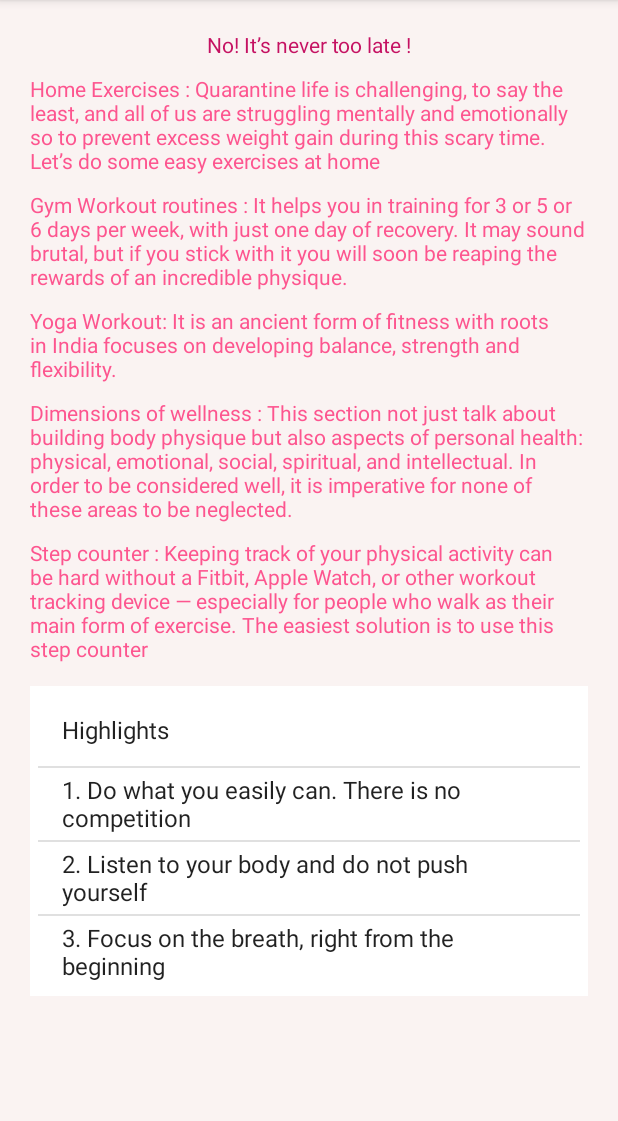
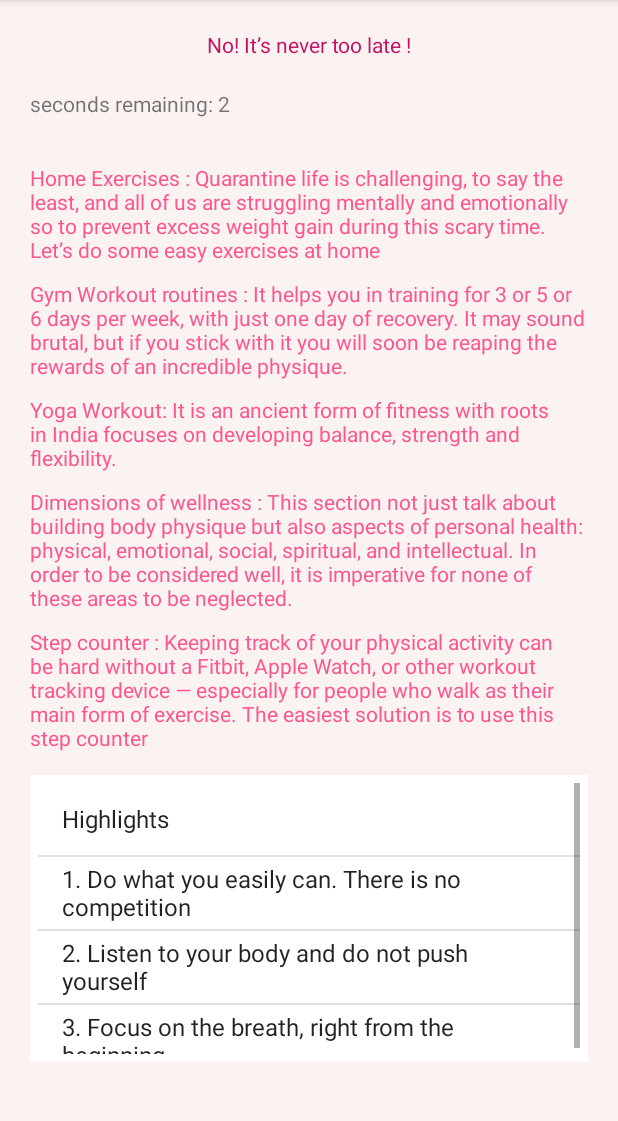
Before and after one commit to bhoomikaGarg/HealthApp, an Android app: the fragment AboutAppFragment placed in its activity, on a phone screen of 412 x 824 dp, the part 84-1205 px from its top. Run offline under Robolectric (Android 15) with nearby library versions, the phone set to English and light mode, and no system bars; Roboto replaces fonts that are not available here.

Commit message:
Home workout

```diff
--- a/app/src/main/java/com/example/healthapp/fragments/AboutAppFragment.kt
+++ b/app/src/main/java/com/example/healthapp/fragments/AboutAppFragment.kt
@@ -1,22 +1,40 @@
 package com.example.healthapp.fragments
 
 import android.os.Bundle
-import androidx.fragment.app.Fragment
+import android.os.CountDownTimer
 import android.view.LayoutInflater
 import android.view.View
 import android.view.ViewGroup
+import android.widget.TextView
+import androidx.fragment.app.Fragment
+import androidx.fragment.app.FragmentTransaction
 import com.example.healthapp.R
+import com.example.healthapp.activity.developedBy
 
 
 class AboutAppFragment : Fragment() {
-
+    lateinit var mTextField:TextView
 
     override fun onCreateView(
         inflater: LayoutInflater, container: ViewGroup?,
         savedInstanceState: Bundle?
     ): View? {
-        // Inflate the layout for this fragment
-        return inflater.inflate(R.layout.fragment_about_app, container, false)
+        val view=inflater.inflate(R.layout.fragment_about_app, container, false)
+
+        mTextField= view.findViewById(R.id.extra) as TextView
+
+
+        object : CountDownTimer(3000, 1000) {
+            override fun onTick(millisUntilFinished: Long) {
+                mTextField.setText("seconds remaining: " + millisUntilFinished / 1000)
+            }
+
+            override fun onFinish() {
+                mTextField.setText("done!")
+
+            }
+        }.start()
+        return view
     }
 
 
--- a/app/src/main/java/com/example/healthapp/fragments/Gym_routine_advance.kt
+++ b/app/src/main/java/com/example/healthapp/fragments/Gym_routine_advance.kt
@@ -24,7 +24,7 @@ class Gym_routine_advance : Fragment() {
         savedInstanceState: Bundle?
     ): View? {
         val view = inflater.inflate(R.layout.fragment_gym_routine, container, false)
-        recyclerView = view.findViewById(R.id.recycler_gym)
+        recyclerView = view.findViewById(R.id.recycler_gym) as RecyclerView
         layoutManager_gym = GridLayoutManager(activity,2)
         val listofDays = arrayListOf<gym_routine>()
 
--- a/app/src/main/res/layout/fragment_about_app.xml
+++ b/app/src/main/res/layout/fragment_about_app.xml
@@ -23,6 +23,13 @@
         android:textColor="@color/colorPrimaryDark"
         android:textAlignment="center"
         android:text="@string/aboutAppHead" />
+    <TextView
+        android:id="@+id/extra"
+        android:layout_below="@id/aboutAppHeader"
+        android:layout_width="match_parent"
+        android:layout_margin="20dp"
+        android:layout_height="wrap_content"
+        android:text="EXTRA" />
 
     <TextView
         android:id="@+id/aboutApp1"
@@ -32,7 +39,7 @@
         android:layout_marginRight="20dp"
         android:layout_marginLeft="20dp"
         android:textColor="@color/colorAccent"
-        android:layout_below="@id/aboutAppHeader"
+        android:layout_below="@id/extra"
         android:text="@string/about_app" />
 
     <TextView
--- a/app/src/main/res/layout/fragment_gym.xml
+++ b/app/src/main/res/layout/fragment_gym.xml
@@ -151,4 +151,5 @@
 
     </RelativeLayout>
 
+
 </ScrollView>
```
